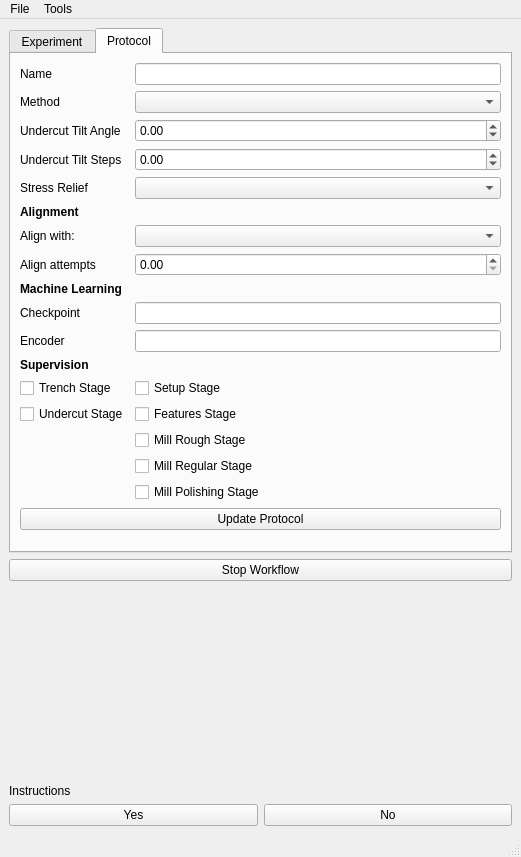
Above: autolamella/ui/qt/AutoLamellaUI.ui from DeMarcoLab/autolamella before the change. Below: the same form after it.
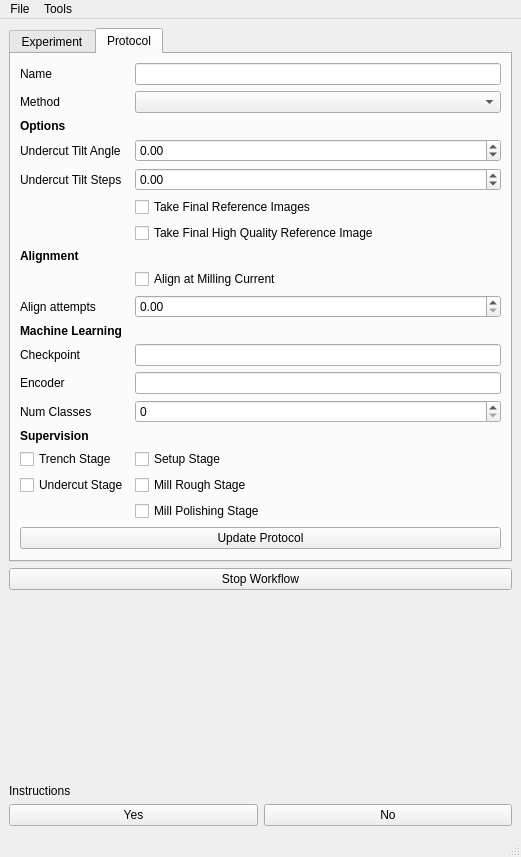
That is the form after the change. The open tabs and pages were chosen to show the change.

Commit message: update protcol ui autolamella

Diff of the .ui file:
```diff
--- a/autolamella/ui/qt/AutoLamellaUI.ui
+++ b/autolamella/ui/qt/AutoLamellaUI.ui
@@ -740,32 +740,28 @@
         <item row="1" column="1">
          <widget class="QComboBox" name="comboBox_method"/>
         </item>
-        <item row="4" column="0">
+        <item row="4" column="0" colspan="2">
+         <widget class="QLabel" name="label_options_header">
+          <property name="font">
+           <font>
+            <weight>75</weight>
+            <bold>true</bold>
+           </font>
+          </property>
+          <property name="text">
+           <string>Options</string>
+          </property>
+         </widget>
+        </item>
+        <item row="5" column="0">
          <widget class="QLabel" name="label_protocol_undercut_tilt_angle">
           <property name="text">
            <string>Undercut Tilt Angle</string>
           </property>
          </widget>
         </item>
-        <item row="4" column="1">
-         <widget class="QDoubleSpinBox" name="doubleSpinBox_undercut_tilt">
-          <property name="minimum">
-           <double>-180.000000000000000</double>
-          </property>
-          <property name="maximum">
-           <double>180.000000000000000</double>
-          </property>
-         </widget>
-        </item>
-        <item row="5" column="0">
-         <widget class="QLabel" name="label_undercut_tilt_step">
-          <property name="text">
-           <string>Undercut Tilt Steps</string>
-          </property>
-         </widget>
-        </item>
         <item row="5" column="1">
-         <widget class="QDoubleSpinBox" name="doubleSpinBox_undercut_step">
+         <widget class="QDoubleSpinBox" name="doubleSpinBox_undercut_tilt">
           <property name="minimum">
            <double>-180.000000000000000</double>
           </property>
@@ -777,14 +773,21 @@
         <item row="6" column="0">
          <widget class="QLabel" name="label_stress_relief">
           <property name="text">
-           <string>Stress Relief</string>
+           <string>Undercut Tilt Steps</string>
           </property>
          </widget>
         </item>
         <item row="6" column="1">
-         <widget class="QComboBox" name="comboBox_stress_relief"/>
+         <widget class="QDoubleSpinBox" name="doubleSpinBox_undercut_step">
+          <property name="minimum">
+           <double>-180.000000000000000</double>
+          </property>
+          <property name="maximum">
+           <double>180.000000000000000</double>
+          </property>
+         </widget>
         </item>
-        <item row="7" column="0" colspan="2">
+        <item row="11" column="0" colspan="2">
          <widget class="QLabel" name="label_alignment_header">
           <property name="font">
            <font>
@@ -798,27 +801,17 @@
           </property>
          </widget>
         </item>
-        <item row="9" column="0">
-         <widget class="QLabel" name="label_protocol_align_with">
-          <property name="text">
-           <string>Align with: </string>
-          </property>
-         </widget>
-        </item>
-        <item row="9" column="1">
-         <widget class="QComboBox" name="comboBox_alignment_with"/>
-        </item>
-        <item row="11" column="0">
+        <item row="15" column="0">
          <widget class="QLabel" name="beamShiftAttemptsLabel">
           <property name="text">
            <string>Align attempts</string>
           </property>
          </widget>
         </item>
-        <item row="11" column="1">
+        <item row="15" column="1">
          <widget class="QDoubleSpinBox" name="beamshift_attempts"/>
         </item>
-        <item row="13" column="0" colspan="2">
+        <item row="17" column="0" colspan="2">
          <widget class="QLabel" name="label_ml_header">
           <property name="font">
            <font>
@@ -831,27 +824,27 @@
           </property>
          </widget>
         </item>
-        <item row="14" column="0">
+        <item row="18" column="0">
          <widget class="QLabel" name="label_ml_checkpoint">
           <property name="text">
            <string>Checkpoint</string>
           </property>
          </widget>
         </item>
-        <item row="14" column="1">
+        <item row="18" column="1">
          <widget class="QLineEdit" name="lineEdit_ml_checkpoint"/>
         </item>
-        <item row="15" column="0">
+        <item row="19" column="0">
          <widget class="QLabel" name="label_ml_encoder">
           <property name="text">
            <string>Encoder</string>
           </property>
          </widget>
         </item>
-        <item row="15" column="1">
+        <item row="19" column="1">
          <widget class="QLineEdit" name="lineEdit_ml_encoder"/>
         </item>
-        <item row="16" column="0" colspan="2">
+        <item row="21" column="0" colspan="2">
          <widget class="QLabel" name="label_supervise_header">
           <property name="font">
            <font>
@@ -864,62 +857,79 @@
           </property>
          </widget>
         </item>
-        <item row="17" column="0">
+        <item row="22" column="0">
          <widget class="QCheckBox" name="checkBox_trench">
           <property name="text">
            <string>Trench Stage</string>
           </property>
          </widget>
         </item>
-        <item row="17" column="1">
+        <item row="22" column="1">
          <widget class="QCheckBox" name="checkBox_setup">
           <property name="text">
            <string>Setup Stage</string>
           </property>
          </widget>
         </item>
-        <item row="18" column="0">
+        <item row="23" column="0">
          <widget class="QCheckBox" name="checkBox_undercut">
           <property name="text">
            <string>Undercut Stage</string>
           </property>
          </widget>
         </item>
-        <item row="18" column="1">
-         <widget class="QCheckBox" name="checkBox_features">
-          <property name="text">
-           <string>Features Stage</string>
-          </property>
-         </widget>
-        </item>
-        <item row="19" column="1">
-         <widget class="QCheckBox" name="checkBox_supervise_mill_rough">
-          <property name="text">
-           <string>Mill Rough Stage</string>
-          </property>
-         </widget>
-        </item>
-        <item row="20" column="1">
-         <widget class="QCheckBox" name="checkBox_supervise_mill_regular">
-          <property name="text">
-           <string>Mill Regular Stage</string>
-          </property>
-         </widget>
-        </item>
-        <item row="21" column="1">
+        <item row="24" column="1">
          <widget class="QCheckBox" name="checkBox_supervise_mill_polishing">
           <property name="text">
            <string>Mill Polishing Stage</string>
           </property>
          </widget>
         </item>
-        <item row="24" column="0" colspan="2">
+        <item row="28" column="0" colspan="2">
          <widget class="QPushButton" name="pushButton_update_protocol">
           <property name="text">
            <string>Update Protocol</string>
           </property>
          </widget>
         </item>
+        <item row="23" column="1">
+         <widget class="QCheckBox" name="checkBox_supervise_mill_rough">
+          <property name="text">
+           <string>Mill Rough Stage</string>
+          </property>
+         </widget>
+        </item>
+        <item row="8" column="1">
+         <widget class="QCheckBox" name="checkBox_take_final_reference_images">
+          <property name="text">
+           <string>Take Final Reference Images</string>
+          </property>
+         </widget>
+        </item>
+        <item row="9" column="1">
+         <widget class="QCheckBox" name="checkBox_take_final_high_quality_reference">
+          <property name="text">
+           <string>Take Final High Quality Reference Image</string>
+          </property>
+         </widget>
+        </item>
+        <item row="14" column="1">
+         <widget class="QCheckBox" name="checkBox_align_at_milling_current">
+          <property name="text">
+           <string>Align at Milling Current</string>
+          </property>
+         </widget>
+        </item>
+        <item row="20" column="0">
+         <widget class="QLabel" name="label_ml_num_classes">
+          <property name="text">
+           <string>Num Classes</string>
+          </property>
+         </widget>
+        </item>
+        <item row="20" column="1">
+         <widget class="QSpinBox" name="spinBox_ml_num_classes"/>
+        </item>
        </layout>
       </widget>
      </widget>
```
Left out of the diff: 48 changed lines with no effect on the pictures. The commit also changes 3 other files.
